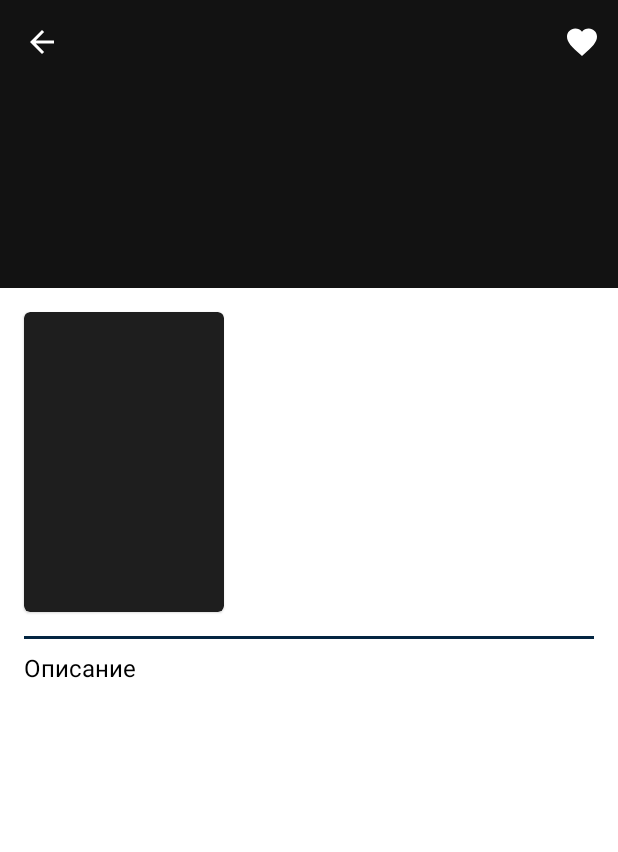
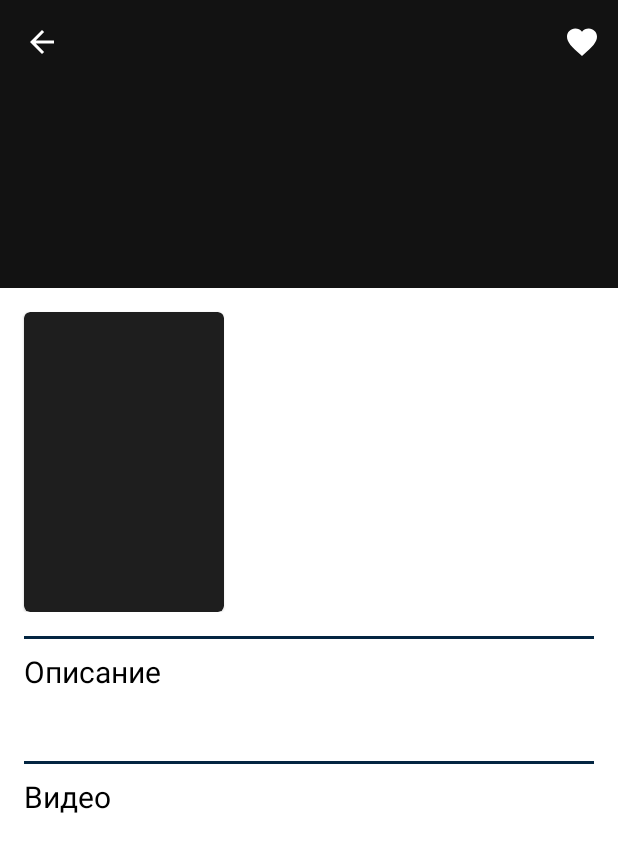
Before and after one commit to stenol53/TMDBMovies, an Android app: the fragment MovieDetailsFragment placed in its activity, on a phone screen of 412 x 824 dp. Shown: the top 852 px of the screen. Run offline under Robolectric (Android 15) with nearby library versions, the phone set to English and light mode, and no system bars; our stand-ins replace Dagger/Hilt's generated code, Picasso, RxJava, data binding; plain views replace ProgressIndicator; pictures from the network do not load; 1 statement that could not run was skipped.

Commit message:
fixed rating views, added youtube videos

```diff
--- a/app/src/main/java/com/voak/android/tmdbmovies/api/TMDBApiService.kt
+++ b/app/src/main/java/com/voak/android/tmdbmovies/api/TMDBApiService.kt
@@ -39,4 +39,7 @@ interface TMDBApiService {
 
     @GET("movie/{id}")
     fun getMovieDetails(@Path("id") id: Int): Observable<MovieDetails>
+
+    @GET("movie/{id}/videos")
+    fun getVideos(@Path("id") id: Int): Observable<VideoResult>
 }
--- a/app/src/main/java/com/voak/android/tmdbmovies/repository/HomeRepository.kt
+++ b/app/src/main/java/com/voak/android/tmdbmovies/repository/HomeRepository.kt
@@ -16,9 +16,9 @@ class HomeRepository @Inject constructor(private val apiService: TMDBApiService)
     private val TAG: String = "HomeRepository"
 
     companion object {
-        const val RESULT_1: String = "result_1"
-        const val RESULT_2: String = "result_2"
-        const val RESULT_3: String = "result_3"
+        const val RESULT_1: String = "movies_now_playing"
+        const val RESULT_2: String = "tv_shows_on_the_air"
+        const val RESULT_3: String = "popular_movies"
     }
 
     @SuppressLint("CheckResult")
--- a/app/src/main/java/com/voak/android/tmdbmovies/ui/bottomnavigation/home/HomeFragment.kt
+++ b/app/src/main/java/com/voak/android/tmdbmovies/ui/bottomnavigation/home/HomeFragment.kt
@@ -88,6 +88,8 @@ class HomeFragment : DaggerFragment() {
         binding?.popularMoviesRecyclerView?.adapter = PopularMoviesAdapter() {
             navigateToMovieDetailsCallback(it)
         }
+
+
     }
 
     private fun navigateToMovieDetailsCallback(id: Int) {
--- a/app/src/main/java/com/voak/android/tmdbmovies/ui/details/movie/MovieDetailsFragment.kt
+++ b/app/src/main/java/com/voak/android/tmdbmovies/ui/details/movie/MovieDetailsFragment.kt
@@ -1,5 +1,8 @@
 package com.voak.android.tmdbmovies.ui.details.movie
 
+import android.content.ActivityNotFoundException
+import android.content.Intent
+import android.net.Uri
 import android.os.Bundle
 import android.util.Log
 import android.view.LayoutInflater
@@ -7,11 +10,14 @@ import android.view.View
 import android.view.ViewGroup
 import androidx.lifecycle.ViewModelProvider
 import androidx.lifecycle.observe
+import androidx.recyclerview.widget.LinearLayoutManager
+import androidx.recyclerview.widget.RecyclerView
 import com.squareup.picasso.Picasso
 import com.voak.android.tmdbmovies.R
 import com.voak.android.tmdbmovies.databinding.FragmentMovieDetailsBinding
 import com.voak.android.tmdbmovies.utils.IMAGE_BASE_URL
 import com.voak.android.tmdbmovies.utils.WIDE_IMAGE_BASE_URL
+import com.voak.android.tmdbmovies.utils.YOUTUBE_VIDEO_URL
 import dagger.android.support.DaggerAppCompatActivity
 import dagger.android.support.DaggerFragment
 import kotlinx.android.synthetic.main.fragment_movie_details.*
@@ -49,6 +55,14 @@ class MovieDetailsFragment : DaggerFragment() {
         binding = FragmentMovieDetailsBinding.bind(view).apply {
             viewModel = movieDetailsViewModel
             lifecycleOwner = this@MovieDetailsFragment
+        }
+
+        binding?.videoRecyclerView?.layoutManager = LinearLayoutManager(context).apply {
+            orientation = LinearLayoutManager.HORIZONTAL
+        }
+
+        binding?.videoRecyclerView?.adapter = VideosAdapter() {
+            openVideo(it)
         }
 
         bindViews()
@@ -110,7 +124,25 @@ class MovieDetailsFragment : DaggerFragment() {
             }
         }
 
+        binding?.viewModel?.videos?.observe(viewLifecycleOwner) {
+            (binding?.videoRecyclerView?.adapter as VideosAdapter).setVideos(it)
+            if (it.size == 1) {
+                binding?.videoRecyclerView?.overScrollMode = RecyclerView.OVER_SCROLL_NEVER
+            } else {
+                binding?.videoRecyclerView?.overScrollMode = RecyclerView.OVER_SCROLL_IF_CONTENT_SCROLLS
+            }
+        }
+
         binding?.viewModel?.onAttached(requireArguments().getInt(ARG_MOVIE_ID))
     }
 
+    fun openVideo(key: String) {
+        val intent = Intent(Intent.ACTION_VIEW, Uri.parse(YOUTUBE_VIDEO_URL + key))
+        try {
+            startActivity(intent)
+        } catch (ex : ActivityNotFoundException) {
+            Log.i("MovieDetailsFragment", ex.message.orEmpty())
+        }
+    }
+
 }
--- a/app/src/main/java/com/voak/android/tmdbmovies/utils/Constants.kt
+++ b/app/src/main/java/com/voak/android/tmdbmovies/utils/Constants.kt
@@ -6,3 +6,5 @@ const val BASE_URL: String = "https://api.themoviedb.org/3/"
 const val IMAGE_BASE_URL: String = "https://image.tmdb.org/t/p/w220_and_h330_face"
 const val WIDE_IMAGE_BASE_URL: String = "https://image.tmdb.org/t/p/w1920_and_h800_multi_faces"
 const val REGION: String = "RU"
+const val YOUTUBE_VIDEO_IMAGE_URL = "https://img.youtube.com/vi/"
+const val YOUTUBE_VIDEO_URL = "https://www.youtube.com/watch?v="
--- a/app/src/main/res/layout/fragment_movie_details.xml
+++ b/app/src/main/res/layout/fragment_movie_details.xml
@@ -66,6 +66,13 @@
                 android:layout_height="wrap_content"
                 android:layout_marginBottom="?attr/actionBarSize">
 
+                <androidx.constraintlayout.widget.ConstraintLayout
+                    android:id="@+id/container_1"
+                    android:layout_width="match_parent"
+                    android:layout_height="wrap_content"
+                    app:layout_constraintStart_toStartOf="parent"
+                    app:layout_constraintTop_toTopOf="parent">
+
                     <com.google.android.material.card.MaterialCardView
                         android:id="@+id/cardView"
                         android:layout_width="133dp"
@@ -77,8 +84,8 @@
 
                         <ImageView
                             android:id="@+id/movie_details_poster"
-                        android:layout_width="match_parent"
-                        android:layout_height="match_parent"
+                            android:layout_width="137dp"
+                            android:layout_height="205dp"
                             android:scaleType="centerCrop" />
 
                     </com.google.android.material.card.MaterialCardView>
@@ -161,6 +168,8 @@
                         app:layout_constraintTop_toBottomOf="@+id/movie_revenue_text_view"
                         tools:text="Genres: Action" />
 
+                </androidx.constraintlayout.widget.ConstraintLayout>
+
                 <View
                     android:id="@+id/view_line_1"
                     android:layout_width="match_parent"
@@ -171,7 +180,7 @@
                     android:background="@color/colorPrimary"
                     app:layout_constraintEnd_toEndOf="parent"
                     app:layout_constraintStart_toStartOf="parent"
-                    app:layout_constraintTop_toBottomOf="@+id/cardView" />
+                    app:layout_constraintTop_toBottomOf="@+id/container_1" />
 
                 <TextView
                     android:id="@+id/textView4"
@@ -180,6 +189,7 @@
                     android:layout_marginStart="16dp"
                     android:layout_marginTop="8dp"
                     android:text="@string/overview"
+                    android:textSize="20sp"
                     app:layout_constraintStart_toStartOf="parent"
                     app:layout_constraintTop_toBottomOf="@+id/view_line_1" />
 
@@ -194,6 +204,41 @@
                     app:layout_constraintStart_toStartOf="parent"
                     app:layout_constraintTop_toBottomOf="@+id/textView4" />
 
+                <View
+                    android:id="@+id/view_line_2"
+                    android:layout_width="match_parent"
+                    android:layout_height="2dp"
+                    android:layout_marginStart="16dp"
+                    android:layout_marginTop="16dp"
+                    android:layout_marginEnd="16dp"
+                    android:background="@color/colorPrimary"
+                    app:layout_constraintEnd_toEndOf="parent"
+                    app:layout_constraintStart_toStartOf="parent"
+                    app:layout_constraintTop_toBottomOf="@+id/movie_overview_text_view" />
+
+                <TextView
+                    android:id="@+id/textView5"
+                    android:layout_width="wrap_content"
+                    android:layout_height="wrap_content"
+                    android:layout_marginStart="16dp"
+                    android:layout_marginTop="8dp"
+                    android:text="@string/video"
+                    android:textSize="20sp"
+                    app:layout_constraintEnd_toEndOf="parent"
+                    app:layout_constraintHorizontal_bias="0.0"
+                    app:layout_constraintStart_toStartOf="parent"
+                    app:layout_constraintTop_toBottomOf="@+id/view_line_2" />
+
+                <androidx.recyclerview.widget.RecyclerView
+                    android:id="@+id/video_recycler_view"
+                    android:layout_width="wrap_content"
+                    android:layout_height="wrap_content"
+                    android:layout_marginTop="8dp"
+                    android:paddingHorizontal="16dp"
+                    app:layout_constraintEnd_toEndOf="parent"
+                    app:layout_constraintStart_toStartOf="parent"
+                    app:layout_constraintTop_toBottomOf="@+id/textView5" />
+
             </androidx.constraintlayout.widget.ConstraintLayout>
 
         </androidx.core.widget.NestedScrollView>
--- a/app/src/main/res/values/strings.xml
+++ b/app/src/main/res/values/strings.xml
@@ -25,4 +25,6 @@
     <string name="more">Еще</string>
     <string name="tv_shows_on_the_air">TV шоу в эфире</string>
     <string name="popular_movies">Популярные фильмы</string>
+    <string name="video">Видео</string>
+    <string name="description_video">video</string>
 </resources>
```
Also changed, not shown: app/src/main/java/com/voak/android/tmdbmovies/model/Cast.kt (added, +14 -0 lines), app/src/main/java/com/voak/android/tmdbmovies/model/CastResult.kt (added, +8 -0 lines), app/src/main/java/com/voak/android/tmdbmovies/model/Video.kt (added, +12 -0 lines), app/src/main/java/com/voak/android/tmdbmovies/model/VideoResult.kt (added, +10 -0 lines), app/src/main/java/com/voak/android/tmdbmovies/repository/MovieDetailsRepository.kt (+31 -0 lines), app/src/main/java/com/voak/android/tmdbmovies/ui/bottomnavigation/home/NowPlayingMovieAdapter.kt (+11 -16 lines), app/src/main/java/com/voak/android/tmdbmovies/ui/bottomnavigation/home/PopularMoviesAdapter.kt (+14 -15 lines), app/src/main/java/com/voak/android/tmdbmovies/ui/bottomnavigation/home/TvAirAdapter.kt (+11 -15 lines), app/src/main/java/com/voak/android/tmdbmovies/ui/details/movie/MovieDetailsViewModel.kt (+10 -3 lines), app/src/main/java/com/voak/android/tmdbmovies/ui/details/movie/VideosAdapter.kt (added, +58 -0 lines), app/src/main/res/layout/video_item.xml (added, +39 -0 lines). Lines whose indentation alone changed are shown as unchanged.
